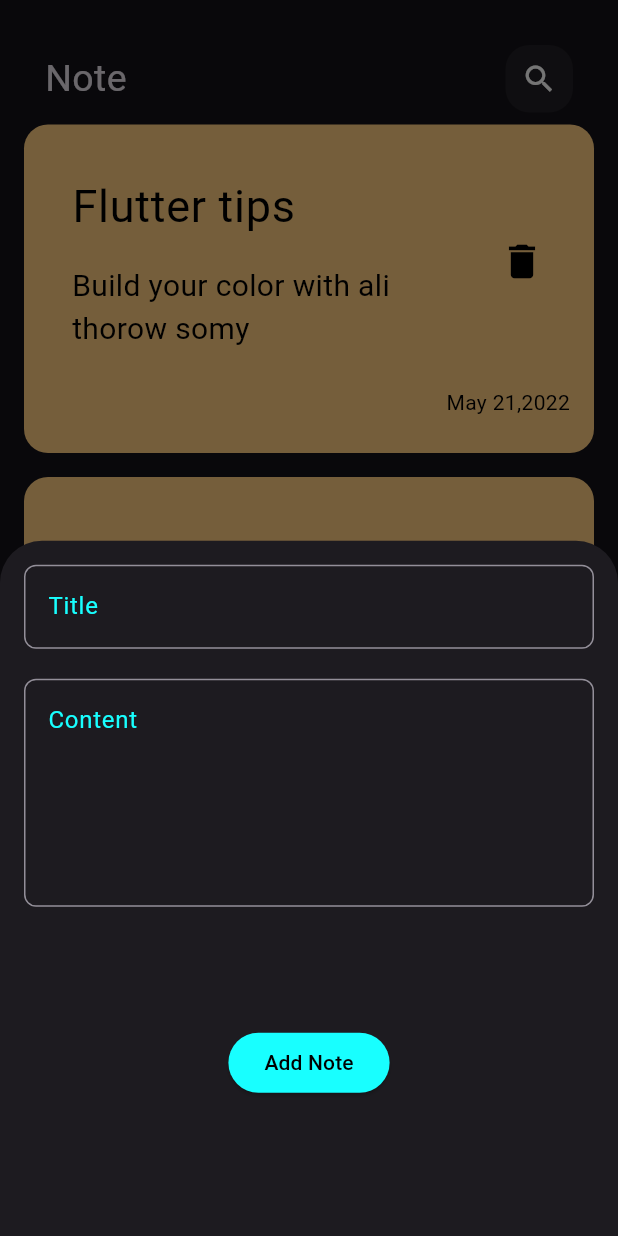
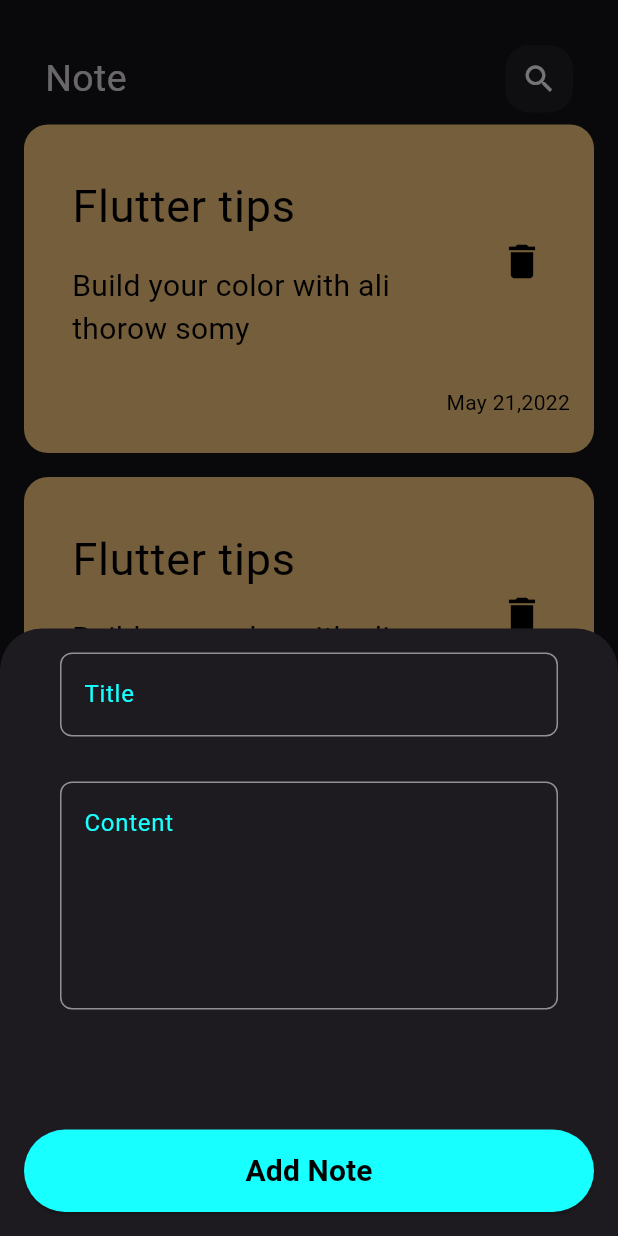
Before and after one commit to aaaameen/nots_app, a Flutter app: the screen it shows after launch, after a tap on the "add" icon, on a phone screen of 412 x 824 dp. Run offline on Flutter 3.47's test engine with Material 3 defaults, Android fonts, the phone set to English and light mode, and no system bars.

Commit message:
add veiw edite note

```diff
--- a/lib/main.dart
+++ b/lib/main.dart
@@ -10,7 +10,9 @@ class Noteapp extends StatelessWidget {
 
   @override
   Widget build(BuildContext context) {
-    return MaterialApp(theme: ThemeData(
+    return MaterialApp(
+        debugShowCheckedModeBanner: false,
+        theme: ThemeData(
       brightness: Brightness.dark,
 
     ), home: NoteView());
--- /dev/null
+++ b/lib/view/Edit_note.dart
@@ -0,0 +1,26 @@
+import 'package:flutter/cupertino.dart';
+import 'package:flutter/material.dart';
+import 'package:note_app/view/widgets/customappbar.dart';
+import 'package:note_app/view/widgets/customtextfield.dart';
+
+class EditNote extends StatelessWidget {
+  const EditNote({super.key});
+
+  @override
+  Widget build(BuildContext context) {
+    return Scaffold(
+      body: Column(
+        children: [
+
+          customappbar(title:'Edite Note' ,iconname:Icons.check,),
+          SizedBox(height: 50),
+          Customtextfield(title: 'Title',),
+          SizedBox(height: 30),
+          Customtextfield(title: 'Content',maxlint: 5,),
+
+
+        ],
+      ),
+    );
+  }
+}
--- a/lib/view/widgets/costomsearchicon.dart
+++ b/lib/view/widgets/costomsearchicon.dart
@@ -1,8 +1,8 @@
 import 'package:flutter/material.dart';
 
 class cutomsearchicon extends StatelessWidget {
-  const cutomsearchicon({super.key});
-
+  const cutomsearchicon({super.key,required this.iconname});
+final IconData iconname;
   @override
   Widget build(BuildContext context) {
     return Container(
@@ -11,7 +11,7 @@ class cutomsearchicon extends StatelessWidget {
       decoration: BoxDecoration(
         color: Colors.white.withOpacity(0.05),
         borderRadius: BorderRadius.circular(16)
-      ),child: Center(child: Icon(Icons.search),),
+      ),child: Center(child: Icon(iconname),),
     );
   }
 }
--- a/lib/view/widgets/coustolistview.dart
+++ b/lib/view/widgets/coustolistview.dart
@@ -1,17 +1,23 @@
 import 'package:flutter/cupertino.dart';
+import 'package:flutter/material.dart';
+import 'package:note_app/view/Edit_note.dart';
 import 'package:note_app/view/widgets/customitem.dart';
 
 class notelistview extends StatelessWidget {
   const notelistview({super.key});
-  final data=const[
 
-  ];
   @override
   Widget build(BuildContext context) {
     return ListView.builder(
 
       itemBuilder: (context, i) {
-        return noteitem();
+        return GestureDetector(
+            onTap: (){
+              Navigator.push(context, MaterialPageRoute(builder: (context){
+                return EditNote();
+              }));
+            },
+            child: noteitem());
       },
     );
   }
--- a/lib/view/widgets/customappbar.dart
+++ b/lib/view/widgets/customappbar.dart
@@ -2,8 +2,9 @@ import 'package:flutter/material.dart';
 import 'package:note_app/view/widgets/costomsearchicon.dart';
 
 class customappbar extends StatelessWidget {
-  const customappbar({super.key});
-
+  const customappbar({super.key,required this.title ,required this.iconname});
+   final String title;
+final IconData iconname;
   @override
   Widget build(BuildContext context) {
     return Padding(
@@ -11,8 +12,8 @@ class customappbar extends StatelessWidget {
       child: Row(
         mainAxisAlignment: MainAxisAlignment.spaceBetween,
         children: [
-          Text('Note', style: TextStyle(fontSize: 25)),
-          cutomsearchicon(),
+          Text(title, style: TextStyle(fontSize: 25)),
+          cutomsearchicon(iconname: iconname,),
         ],
       ),
     );
--- a/lib/view/widgets/custombuttomsheet.dart
+++ b/lib/view/widgets/custombuttomsheet.dart
@@ -1,5 +1,6 @@
 import 'package:flutter/material.dart';
 import 'package:note_app/constant.dart';
+import 'package:note_app/view/widgets/custombutton.dart';
 import 'package:note_app/view/widgets/customtextfield.dart';
 
 class addnotebuttomsheet extends StatelessWidget {
@@ -8,21 +9,16 @@ class addnotebuttomsheet extends StatelessWidget {
   Widget build(BuildContext context) {
     return Padding(
       padding: const EdgeInsets.all(16),
+      child: SingleChildScrollView(
         child: Column(
           children: [
             Customtextfield(title: 'Title',),
-          SizedBox(height: 20),
+            SizedBox(height: 30),
             Customtextfield(title: 'Content',maxlint: 5,),
             SizedBox(height: 80),
-          ElevatedButton(
-            onPressed: () {},
-            child: Text('Add Note'),
-            style: ElevatedButton.styleFrom(
-              backgroundColor: kprimarycolor,
-              foregroundColor: Colors.black,
+            Custombutton(title: 'Add Note',),
+          ],
         ),
-          ),
-        ],
       ),
     );
   }
--- /dev/null
+++ b/lib/view/widgets/custombutton.dart
@@ -0,0 +1,23 @@
+import 'package:flutter/cupertino.dart';
+import 'package:flutter/material.dart';
+import 'package:note_app/constant.dart';
+
+class Custombutton extends StatelessWidget {
+ const Custombutton({super.key,required this.title});
+final String title;
+  @override
+  Widget build(BuildContext context) {
+    return Container(
+      height: 55,
+      width:MediaQuery.of(context).size.width,
+      child: ElevatedButton(
+        onPressed: () {},
+        child: Text(title,style: TextStyle(fontWeight: FontWeight.bold,fontSize: 20),),
+        style: ElevatedButton.styleFrom(
+          backgroundColor: kprimarycolor,
+          foregroundColor: Colors.black,
+        ),
+      ),
+    );
+  }
+}
--- a/lib/view/widgets/customtextfield.dart
+++ b/lib/view/widgets/customtextfield.dart
@@ -2,12 +2,14 @@ import 'package:flutter/material.dart';
 import 'package:note_app/constant.dart';
 
 class Customtextfield extends StatelessWidget {
-   Customtextfield({super.key,required this.title,this.maxlint=1});
-String title;
-int maxlint;
+  const Customtextfield({super.key,required this.title,this.maxlint=1});
+final String title;
+final int maxlint;
   @override
   Widget build(BuildContext context) {
-    return TextFormField(
+    return Padding(
+      padding: const EdgeInsets.symmetric(horizontal: 24),
+      child: TextFormField(
         maxLines: maxlint,
         decoration: InputDecoration(
             border: OutlineInputBorder(
@@ -16,6 +18,7 @@ int maxlint;
             hintText: title,
             hintStyle:TextStyle(color: kprimarycolor)
         ),
+      ),
     );
   }
 }
--- a/lib/view/widgets/noteviewbody.dart
+++ b/lib/view/widgets/noteviewbody.dart
@@ -9,6 +9,6 @@ class noteviewbody extends StatelessWidget {
 
   @override
   Widget build(BuildContext context) {
-    return Column(children: [customappbar(), Expanded(child: notelistview())]);
+    return Column(children: [customappbar(title: 'Note',iconname: Icons.search,), Expanded(child: notelistview())]);
   }
 }
```
Lines whose indentation alone changed are shown as unchanged.
